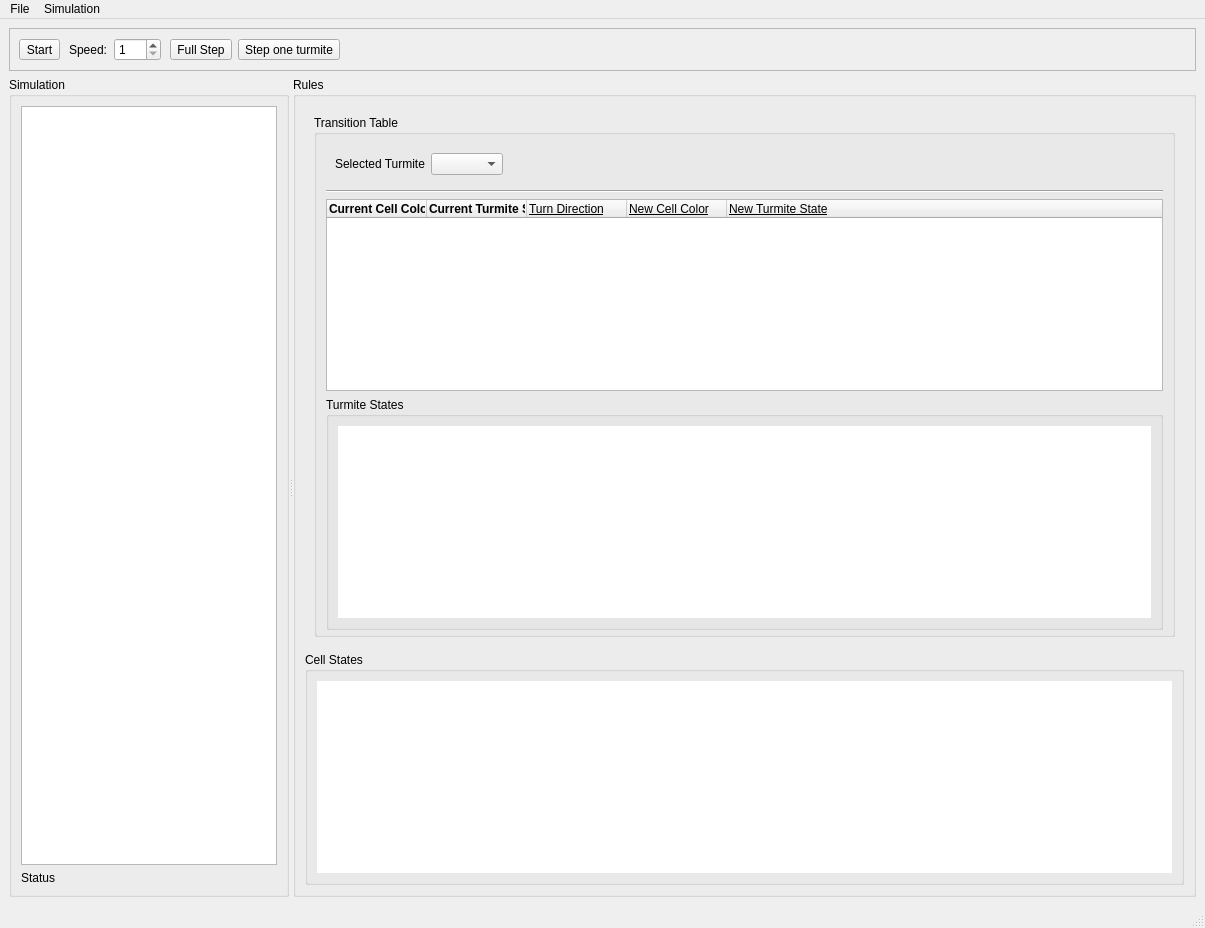
Before: the Qt Designer form main_window.ui in Belissimo-T/final-project-10, drawn with Qt 5.
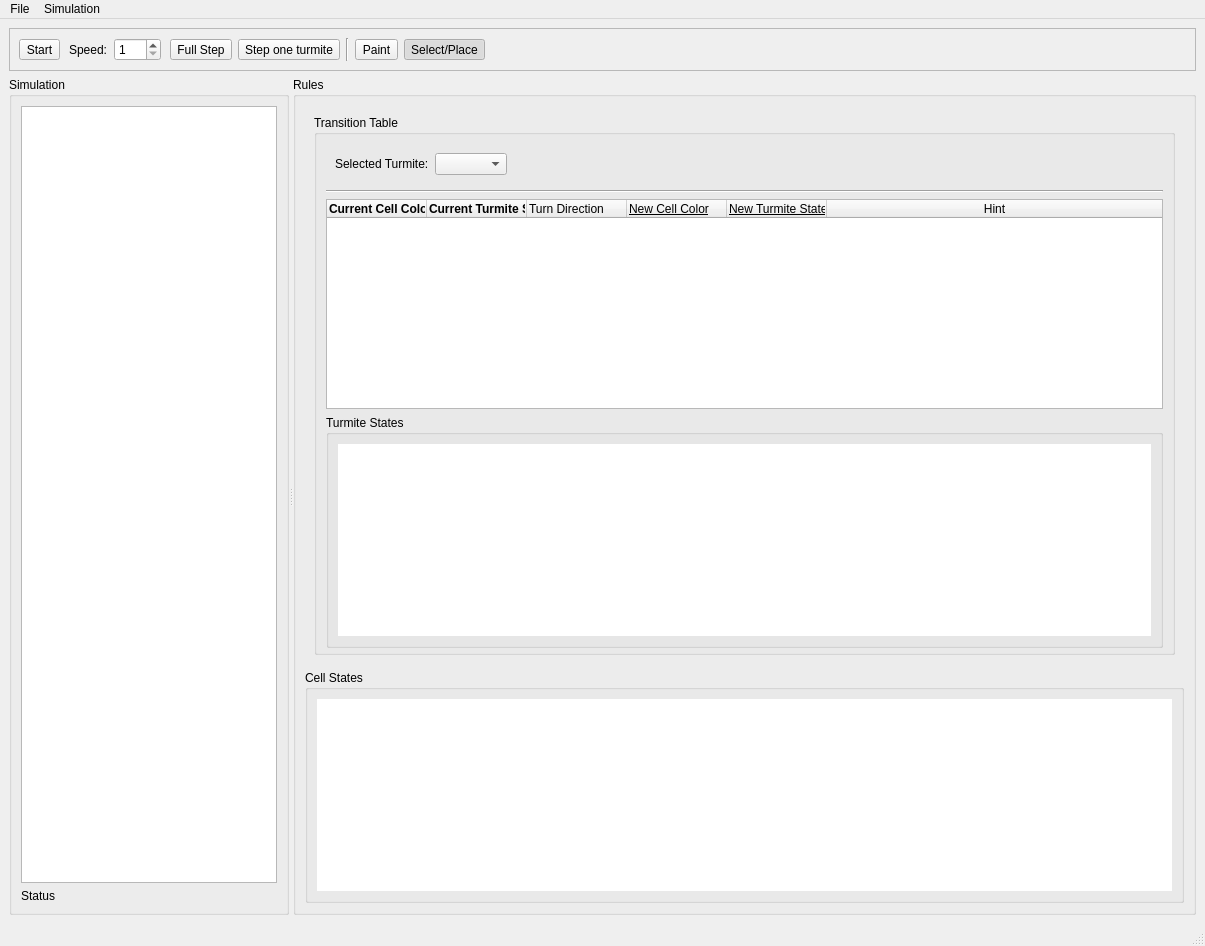
After: the same form once the commit is applied.

The edit to the form file:
```diff
--- a/main_window.ui
+++ b/main_window.ui
@@ -7,7 +7,7 @@
     <x>0</x>
     <y>0</y>
     <width>1205</width>
-    <height>807</height>
+    <height>946</height>
    </rect>
   </property>
   <property name="sizePolicy">
@@ -41,7 +41,7 @@
       <property name="frameShadow">
        <enum>QFrame::Raised</enum>
       </property>
-      <layout class="QHBoxLayout" name="horizontalLayout" stretch="0,0,0,0,0">
+      <layout class="QHBoxLayout" name="horizontalLayout" stretch="0,0,0,0,0,0,0">
        <property name="sizeConstraint">
         <enum>QLayout::SetDefaultConstraint</enum>
        </property>
@@ -122,6 +122,66 @@
          </property>
         </widget>
        </item>
+       <item>
+        <widget class="Line" name="line_2">
+         <property name="orientation">
+          <enum>Qt::Vertical</enum>
+         </property>
+        </widget>
+       </item>
+       <item>
+        <widget class="QFrame" name="inputControlFrame">
+         <property name="frameShape">
+          <enum>QFrame::NoFrame</enum>
+         </property>
+         <property name="frameShadow">
+          <enum>QFrame::Raised</enum>
+         </property>
+         <layout class="QHBoxLayout" name="horizontalLayout_5">
+          <property name="leftMargin">
+           <number>0</number>
+          </property>
+          <property name="topMargin">
+           <number>0</number>
+          </property>
+          <property name="rightMargin">
+           <number>0</number>
+          </property>
+          <property name="bottomMargin">
+           <number>0</number>
+          </property>
+          <item>
+           <widget class="QToolButton" name="paintToolButton">
+            <property name="text">
+             <string>Paint</string>
+            </property>
+            <property name="checkable">
+             <bool>true</bool>
+            </property>
+            <attribute name="buttonGroup">
+             <string notr="true">inputControlButtonGroup</string>
+            </attribute>
+           </widget>
+          </item>
+          <item>
+           <widget class="QToolButton" name="selectToolButton">
+            <property name="text">
+             <string>Select/Place</string>
+            </property>
+            <property name="checkable">
+             <bool>true</bool>
+            </property>
+            <property name="checked">
+             <bool>true</bool>
+            </property>
+            <attribute name="buttonGroup">
+             <string notr="true">inputControlButtonGroup</string>
+            </attribute>
+           </widget>
+          </item>
+         </layout>
+        </widget>
+       </item>
        <item>
         <spacer name="horizontalSpacer">
          <property name="orientation">
@@ -231,7 +291,7 @@
                  <item>
                   <widget class="QLabel" name="label_2">
                    <property name="text">
-                    <string>Selected Turmite</string>
+                    <string>Selected Turmite:</string>
                    </property>
                   </widget>
                  </item>
@@ -273,7 +333,7 @@
                  <number>0</number>
                 </property>
                 <property name="columnCount">
-                 <number>5</number>
+                 <number>6</number>
                 </property>
                 <attribute name="horizontalHeaderVisible">
                  <bool>true</bool>
@@ -322,11 +382,6 @@
                  <property name="text">
                   <string>Turn Direction</string>
                  </property>
-                 <property name="font">
-                  <font>
-                   <underline>true</underline>
-                  </font>
-                 </property>
                  <property name="textAlignment">
                   <set>AlignLeading|AlignVCenter</set>
                  </property>
@@ -357,6 +412,11 @@
                   <set>AlignLeading|AlignVCenter</set>
                  </property>
                 </column>
+                <column>
+                 <property name="text">
+                  <string>Hint</string>
+                 </property>
+                </column>
                </widget>
               </item>
               <item>
```
Left out of the diff: 3 changed lines with no effect on the pictures.
